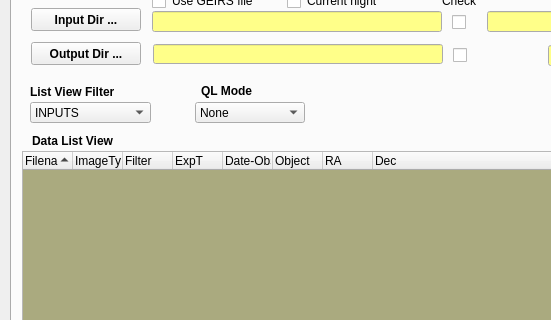
Before: the Qt Designer form QL4/panicQL.ui in ppmim/PAPI, drawn with Qt 5; both pictures show x 0 to 551 and y 93 to 413 of the 961 by 729 pixel window.
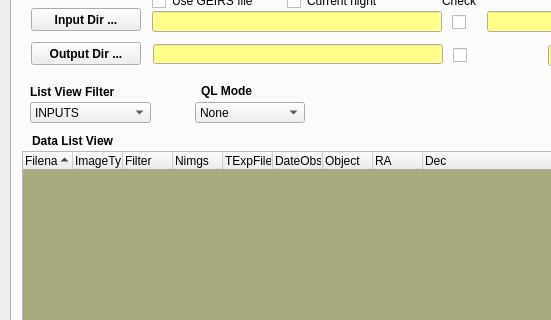
After: the same form once the commit is applied. Icons and pictures are not drawn.

Commit message: Added new columns for Nimgs and TExpFile to QL data list view, following BD suggestion. Nimgs = number of layers of the cubes; TExpFile=total exposition time of the file.

```diff
--- a/QL4/panicQL.ui
+++ b/QL4/panicQL.ui
@@ -1230,12 +1230,20 @@
       </column>
       <column>
        <property name="text">
-        <string>ExpT</string>
+        <string>Nimgs</string>
        </property>
       </column>
       <column>
        <property name="text">
-        <string>Date-Obs</string>
+        <string>TExpFile</string>
+       </property>
+       <property name="toolTip">
+        <string>Total integration time of the file (=Nimg*TEXP)</string>
+       </property>
+      </column>
+      <column>
+       <property name="text">
+        <string>DateObs</string>
        </property>
       </column>
       <column>
```
Left out of the diff: 3 changed lines with no effect on the pictures. The commit also changes 4 other files.
